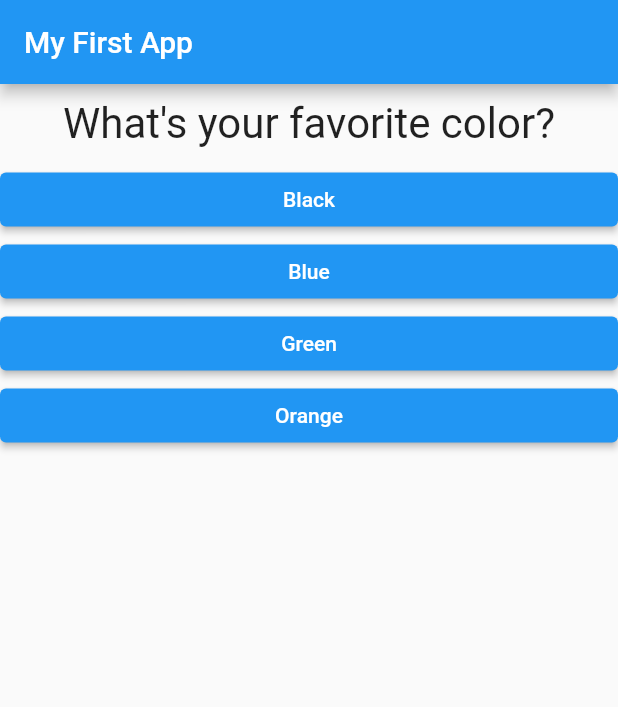
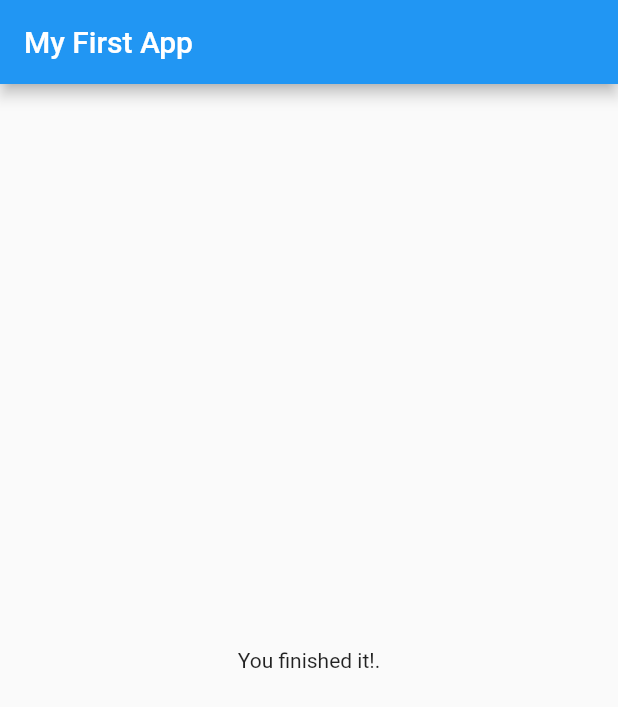
Before and after one commit to clshu/flutter_complete_guide, a Flutter app: the screen it shows after launch, after a tap on "Black", after a tap on "Lion", after a tap on "Adams", on a phone screen of 412 x 824 dp. Shown: the top 707 px of the screen. Run offline on Flutter 3.47's test engine with Material 2 defaults, Android fonts, the phone set to English and light mode, and no system bars.

Commit message:
Splitting App into Widgets
1. Create Quiz and Result widgets.
2. Extract the code rendering Question and list of Answer widgets and put it in
Quiz.
3. Put final finishing message in Result.
4. If the questionIndex is in bound, render Quiz. Otherwise, render
Result.

```diff
--- a/lib/main.dart
+++ b/lib/main.dart
@@ -1,10 +1,6 @@
 import 'package:flutter/material.dart';
-import './question.dart';
-import './answer.dart';
-
-// void main() {
-//   runApp(MyApp());
-// }
+import './quiz.dart';
+import './result.dart';
 
 void main() => runApp(MyApp());
 
@@ -36,12 +32,11 @@ class _MyAppState extends State<MyApp> {
   void _answerQuestion() {
     setState(() {
       _questionIndex = _questionIndex + 1;
-      if (_questionIndex >= _questions.length) {
-        _questionIndex = 0;
-      }
     });
-
     print(_questionIndex);
+    if (_questionIndex < _questions.length) {
+      print('More Questions');
+    }
   }
 
   @override
@@ -51,33 +46,13 @@ class _MyAppState extends State<MyApp> {
         appBar: AppBar(
           title: Text('My First App'),
         ),
-        body: Column(
-          children: [
-            Question(
-              _questions[_questionIndex]['questionText'],
-            ),
-            ...(_questions[_questionIndex]['answers'] as List<String>).map(
-              (answer) {
-                return Answer(
-                  title: answer,
-                  clickHandler: _answerQuestion,
-                );
-              },
-            )
-            // Answer(
-            //   title: 'Answer #1',
-            //   clickHandler: _answerQuestion,
-            // ),
-            // Answer(
-            //   title: 'Answer #2',
-            //   clickHandler: _answerQuestion,
-            // ),
-            // Answer(
-            //   title: 'Answer #3',
-            //   clickHandler: _answerQuestion,
-            // ),
-          ],
-        ),
+        body: _questionIndex < _questions.length
+            ? Quiz(
+                answerQuestion: _answerQuestion,
+                questionIndex: _questionIndex,
+                questions: _questions,
+              )
+            : Result(),
       ),
     );
   }
--- /dev/null
+++ b/lib/quiz.dart
@@ -0,0 +1,36 @@
+import 'package:flutter/material.dart';
+import './question.dart';
+import './answer.dart';
+
+class Quiz extends StatelessWidget {
+  final Function answerQuestion;
+  final questionIndex;
+  final List<Map<String, Object>> questions;
+
+  Quiz({
+    @required this.questionIndex,
+    @required this.answerQuestion,
+    @required this.questions,
+  });
+
+  @override
+  Widget build(BuildContext context) {
+    return Container(
+      child: Column(
+        children: [
+          Question(
+            questions[questionIndex]['questionText'],
+          ),
+          ...(questions[questionIndex]['answers'] as List<String>).map(
+            (answer) {
+              return Answer(
+                title: answer,
+                clickHandler: answerQuestion,
+              );
+            },
+          ).toList(),
+        ],
+      ),
+    );
+  }
+}
--- /dev/null
+++ b/lib/result.dart
@@ -0,0 +1,10 @@
+import 'package:flutter/material.dart';
+
+class Result extends StatelessWidget {
+  @override
+  Widget build(BuildContext context) {
+    return Center(
+      child: Text('You finished it!.'),
+    );
+  }
+}
```
